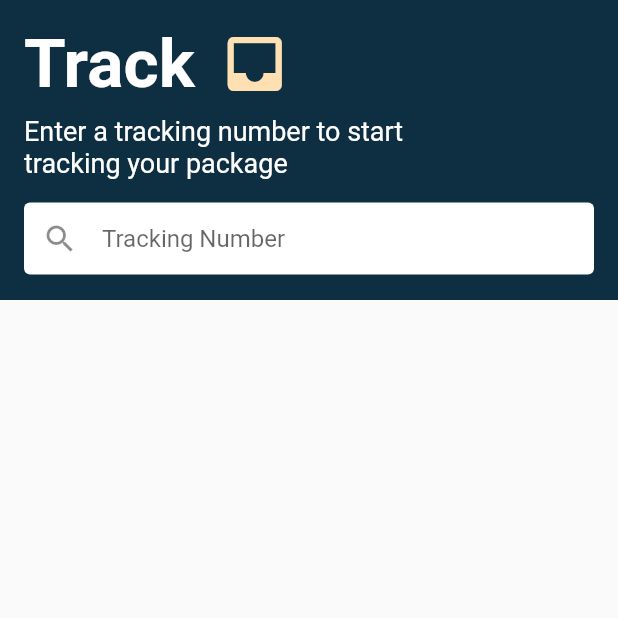
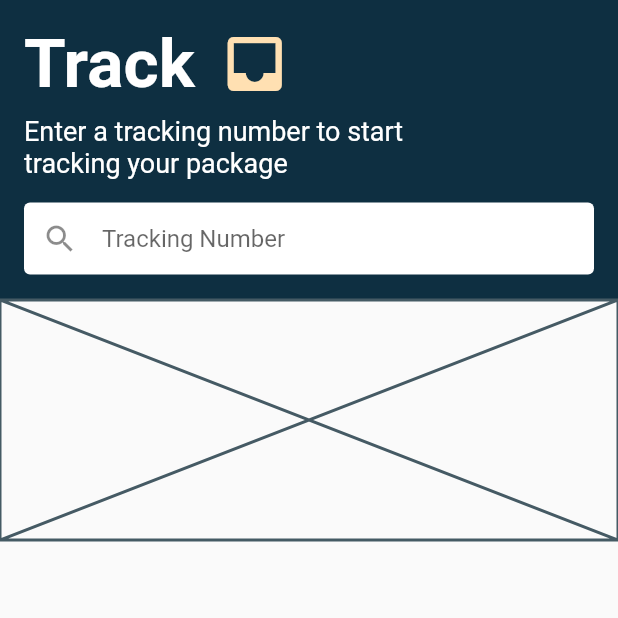
Before and after one commit to JAICHANGPARK/flutter_notebook_5th_story, a Flutter app: the screen it shows after launch, on a phone screen of 412 x 824 dp, the top half of it. Run offline on Flutter 3.47's test engine with Material 2 defaults, Android fonts, the light colour scheme and no system bars; our stand-ins replace google_fonts; missing offline and left inert: calendar_strip.

Commit message:
Update delivery_main_page.dart

```diff
--- a/lib/ep416_lot_delivery_app/delivery_main_page.dart
+++ b/lib/ep416_lot_delivery_app/delivery_main_page.dart
@@ -67,7 +67,20 @@ class _DeliveryMainPageState extends State<DeliveryMainPage> {
           ),
           Container(
             height: MediaQuery.of(context).size.height / 1.45,
-            child: ListView(),
+            child: ListView(
+              children: [
+                Container(
+                  height: 160,
+                  child: Row(
+                    children: [
+                      Expanded(
+                        child: Placeholder(),
+                      )
+                    ],
+                  ),
+                )
+              ],
+            ),
           )
         ],
       )
```
